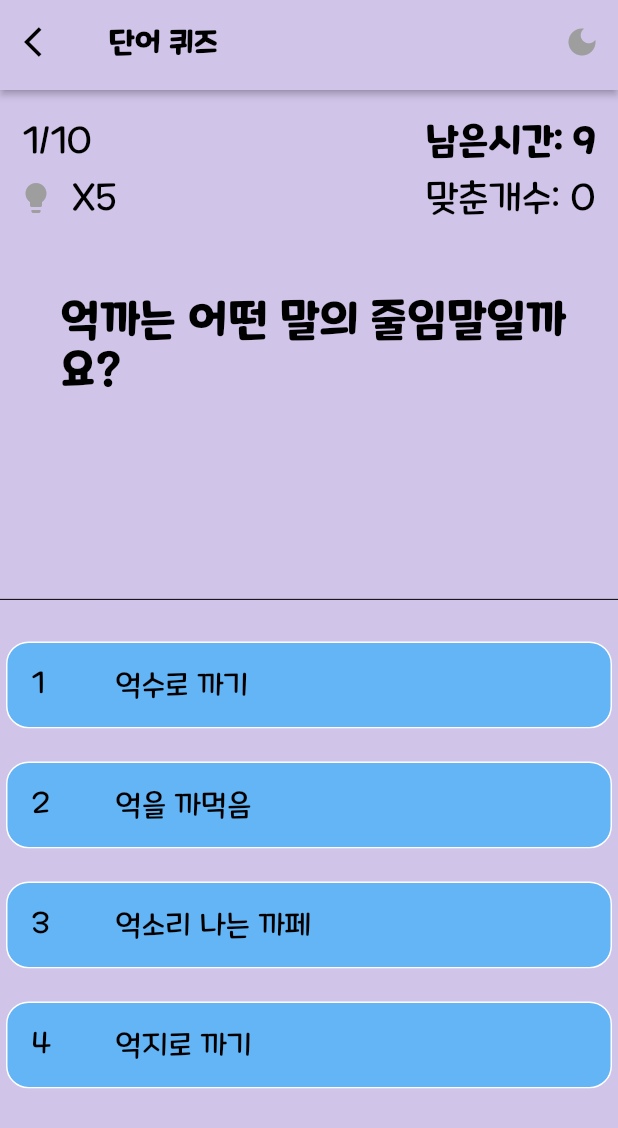
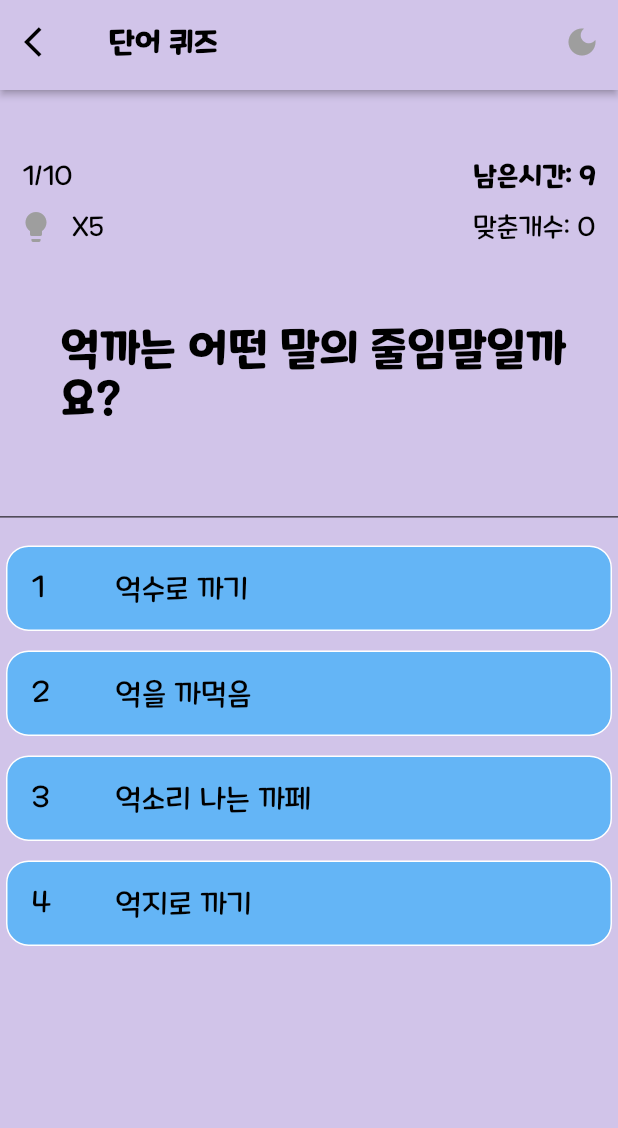
Before and after one commit to meohyun/neologism_quiz, a Flutter app: the NeologismQuiz screen opened by its route, on a phone screen of 412 x 824 dp. Shown: the top 1128 px of the screen. Run offline on Flutter 3.47's test engine with Material 2 defaults, Android fonts, the phone set to English and light mode, and no system bars; our stand-ins replace cloud_firestore, firebase_auth, firebase_core, firebase_storage, get, google_sign_in and 2 more; missing offline and left inert: soundpool; accounts and stored records are empty; network calls fail.

Commit message:
2023.03.08 20:31

```diff
--- a/lib/pages/quiz_page/word_quiz.dart
+++ b/lib/pages/quiz_page/word_quiz.dart
@@ -87,8 +87,8 @@ class _MyWidgetState extends State<NeologismQuiz> {
             mainAxisAlignment: MainAxisAlignment.center,
             children: [
               Container(
-                height: MediaQuery.of(context).size.height * 0.4,
-                padding: EdgeInsets.fromLTRB(0.0, 20.0, 15.0, 80.0),
+                height: MediaQuery.of(context).size.height * 0.3,
+                padding: EdgeInsets.fromLTRB(0.0, 20.0, 15.0, 0),
                 child: Column(
                   children: [
                     Column(
@@ -107,14 +107,14 @@ class _MyWidgetState extends State<NeologismQuiz> {
                                             true
                                         ? Colors.white
                                         : Colors.black,
-                                    fontSize: 25),
+                                    fontSize: 18),
                                 textAlign: TextAlign.start,
                               ),
                             ),
                             Text(
                               "남은시간: " + _time,
                               style: TextStyle(
-                                  fontSize: 25,
+                                  fontSize: 18,
                                   fontWeight: FontWeight.bold,
                                   color: time <= 3
                                       ? Colors.red
@@ -154,7 +154,7 @@ class _MyWidgetState extends State<NeologismQuiz> {
                                                 true
                                             ? Colors.white
                                             : Colors.black,
-                                        fontSize: 25))
+                                        fontSize: 18))
                               ],
                             ),
                             Text("맞춘개수: " + "$number_answer",
@@ -164,7 +164,7 @@ class _MyWidgetState extends State<NeologismQuiz> {
                                             true
                                         ? Colors.white
                                         : Colors.black,
-                                    fontSize: 25.0))
+                                    fontSize: 18))
                           ],
                         ),
                       ],
@@ -191,18 +191,21 @@ class _MyWidgetState extends State<NeologismQuiz> {
                     ? Colors.white
                     : Colors.black,
               ),
-              Expanded(
+              Container(
+                height: MediaQuery.of(context).size.height * 0.5,
                 child: ListView.builder(
                     physics: NeverScrollableScrollPhysics(),
                     itemCount: 4,
                     itemBuilder: (context, index) {
-                      return Card(
+                      return SizedBox(
+                        height: 70,
+                        child: Card(
                           color: Get.find<BlackModeController>().blackmode == true
                               ? blackmodecolor
                               : notblackmodecolor,
                           elevation: 0.0,
                           child: Padding(
-                          padding: const EdgeInsets.only(top: 14.0),
+                            padding: const EdgeInsets.only(top: 5.0),
                             child: ListTile(
                               shape: RoundedRectangleBorder(
                                 side: BorderSide(
@@ -270,13 +273,13 @@ class _MyWidgetState extends State<NeologismQuiz> {
                               },
                             ),
                           ),
+                        ),
                       );
                     }),
               ),
               answershow == true
-                  ? Padding(
-                      padding: const EdgeInsets.only(bottom: 30.0),
-                      child: SizedBox(
+                  ? SizedBox(
+                    height: 35,
                     width: 100,
                     child: TextButton(
                         style: TextButton.styleFrom(
@@ -296,10 +299,12 @@ class _MyWidgetState extends State<NeologismQuiz> {
                         },
                         child: Text(
                           "다음",
-                              style: TextStyle(color: Colors.white, fontSize: 20),
+                          style: TextStyle(color: Colors.white, fontSize: 15),
                         )),
-                      ))
-                  : SizedBox()
+                  )
+                  : SizedBox(
+                    height: 30,
+                  )
             ],
           ),
         ),
```
Also changed, not shown: lib/pages/dictionary_page/dict_info.dart (+17 -4 lines), lib/pages/user_page/profile.dart (+20 -24 lines). Lines whose indentation alone changed are shown as unchanged.
